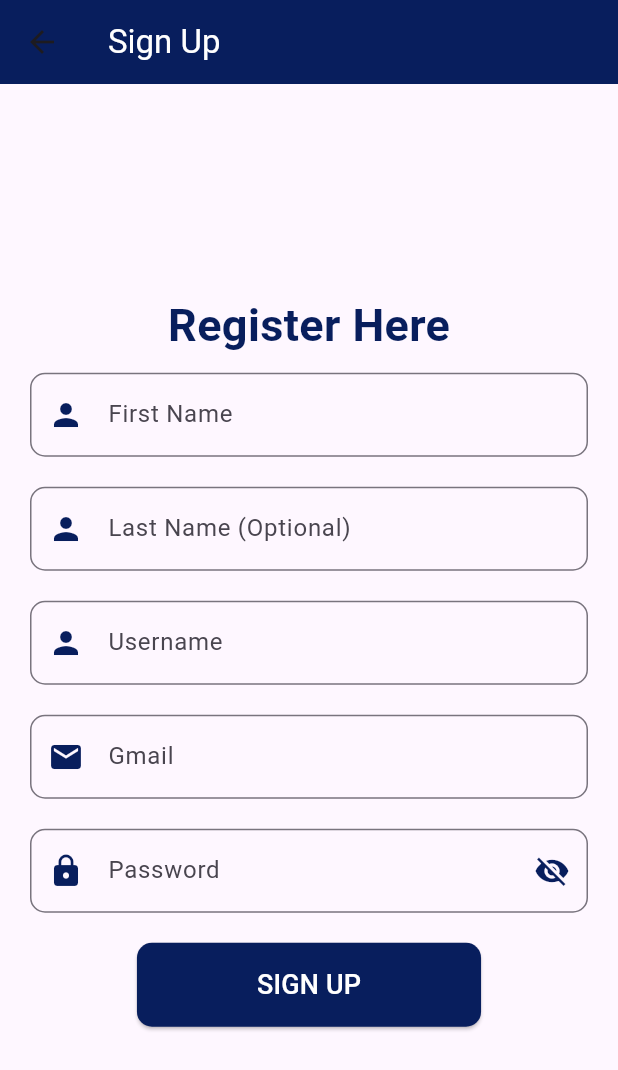
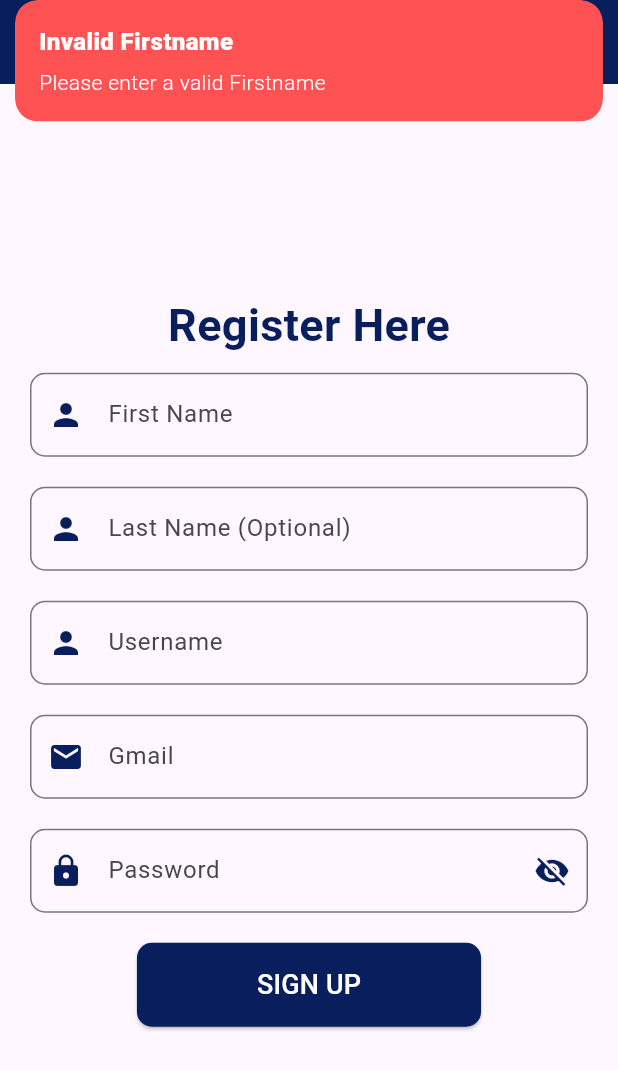
Before and after one commit to shivakumar0018/shivakumar_flutter, a Flutter app: the SignUpPage screen opened by its route, after a tap on "SIGN UP", on a phone screen of 412 x 824 dp. Shown: the top 1070 px of the screen. Run offline on Flutter 3.47's test engine with Material 3 defaults, Android fonts, the phone set to English and light mode, and no system bars; our stand-ins replace get, google_fonts, share_plus.

Commit message:
Updated login and signup pages

```diff
--- a/flutter_application_1/lib/Features/views/loginpage/login.dart
+++ b/flutter_application_1/lib/Features/views/loginpage/login.dart
@@ -23,7 +23,7 @@ class _LoginPageState extends State<LoginPage> {
 
     // Regular expression for validating email
     String emailPattern =
-        r'^[a-zA-Z0-9._%+-]+@[a-zA-Z0-9.-]+\.[a-zA-Z]{2,}$';
+        r'^[a-zA-Z0-9]+@[a-zA-Z0-9.-]+\.[a-zA-Z]{2,}$';
     RegExp emailRegex = RegExp(emailPattern);
 
     if (email.isEmpty || !emailRegex.hasMatch(email)) {
--- a/flutter_application_1/lib/Features/views/loginpage/signup.dart
+++ b/flutter_application_1/lib/Features/views/loginpage/signup.dart
@@ -1,5 +1,6 @@
 import 'package:flutter/material.dart';
 import 'package:flutter_application_1/constants/colors.dart';
+import 'package:get/get.dart';
 import 'package:google_fonts/google_fonts.dart';
 
 class SignUpPage extends StatefulWidget {
@@ -14,6 +15,76 @@ class _SignUpPageState extends State<SignUpPage> {
 
   // Boolean to toggle password visibility
   bool _obscureText = true;
+
+  //Function to validate inputs
+  bool _validateInputs(){
+    String firstname = usernameController.text.trim();
+    String lastname = usernameController.text.trim();
+    String username = usernameController.text.trim();
+    String email = emailController.text.trim();
+    String password = passwordController.text.trim();
+
+
+    //Regular expression for validating email
+    String firstnamepattern = r'^[a-zA-Z]';
+    String lastnamepattern = r'^[a-zA-Z]';
+    String usernamepattern = r'^[a-zA-Z0-9]';
+    String emailPattern = r'^[a-zA-Z0-9]+@[a-zA-Z0-9.-]+\.[a-zA-Z]{2,}$';
+    String passwordPattern = r'^[a-zA-Z0-9!@#$%^&*(),.?":{}|<>-_=+;~`\\/\[\]_]';
+    RegExp firstnameRegex = RegExp(firstnamepattern);
+    RegExp lastnameRegex = RegExp(lastnamepattern);
+    RegExp usernameRegex = RegExp(usernamepattern);
+    RegExp emailRegex = RegExp(emailPattern);
+    RegExp passwordlRegex = RegExp(passwordPattern);
+
+    if (firstname.isEmpty || firstnameRegex.hasMatch(firstname)){
+      Get.snackbar(
+        "Invalid Firstname",
+        "Please enter a valid Firstname",
+        backgroundColor: Colors.redAccent,
+        colorText: Colors.white,
+      );
+        return false;
+    }
+    if (lastname.isEmpty || lastnameRegex.hasMatch(lastname)){
+      Get.snackbar(
+        "Invalid Lastname",
+        "Please enter a valid Lastname",
+        backgroundColor: Colors.redAccent,
+        colorText: Colors.white,
+      );
+        return false;
+    }
+     if (username.isEmpty || usernameRegex.hasMatch(username)){
+      Get.snackbar(
+        "Invalid Lastname",
+        "Please enter a valid Lastname",
+        backgroundColor: Colors.redAccent,
+        colorText: Colors.white,
+      );
+        return false;
+    }
+    if (email.isEmpty || emailRegex.hasMatch(email)){
+      Get.snackbar(
+        "Invalid Gmail",
+        "Please enter a valid Gmail address",
+        backgroundColor: Colors.redAccent,
+        colorText: Colors.white,
+      );
+        return false;
+    }
+     if (password.isEmpty || password.length < 6) {
+      Get.snackbar(
+        "Invalid Password",
+        "Password must be at least 6 characters long.",
+        backgroundColor: Colors.redAccent,
+        colorText: Colors.white,
+      );
+      return false;
+    }
+    return true;
+
+  }
 
   @override
   Widget build(BuildContext context) {
@@ -109,8 +180,11 @@ class _SignUpPageState extends State<SignUpPage> {
             SizedBox(height: 20),
             ElevatedButton(
               onPressed: () {
-                // Add sign-up logic
-              },
+                      if (_validateInputs()) {
+                        // Navigate to the home page if validation is successful
+                        Get.toNamed("/home");
+                      }
+                    },
               style: ElevatedButton.styleFrom(
                 backgroundColor: AppColors.primaryColor,
                 padding: EdgeInsets.symmetric(vertical: 15, horizontal: 80),
```
